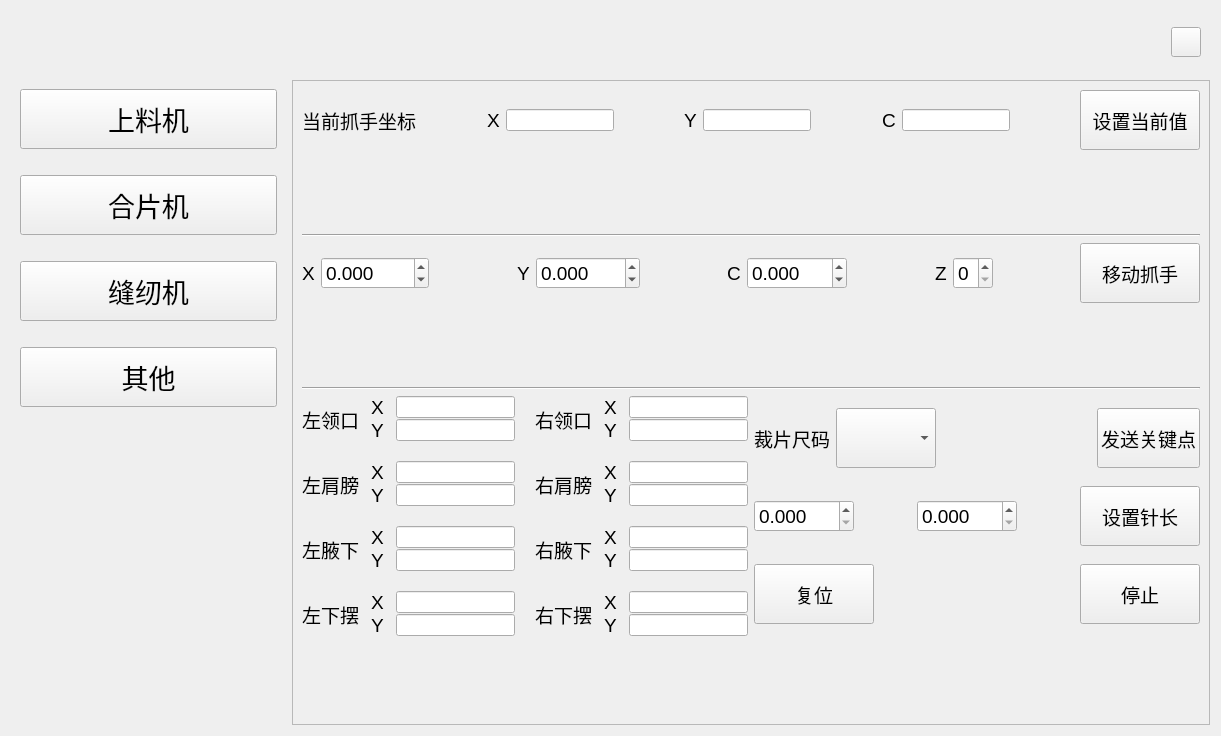
Qt form ui/developer_widget.ui (Mrjiong-ff/syt_hmi) before a commit.
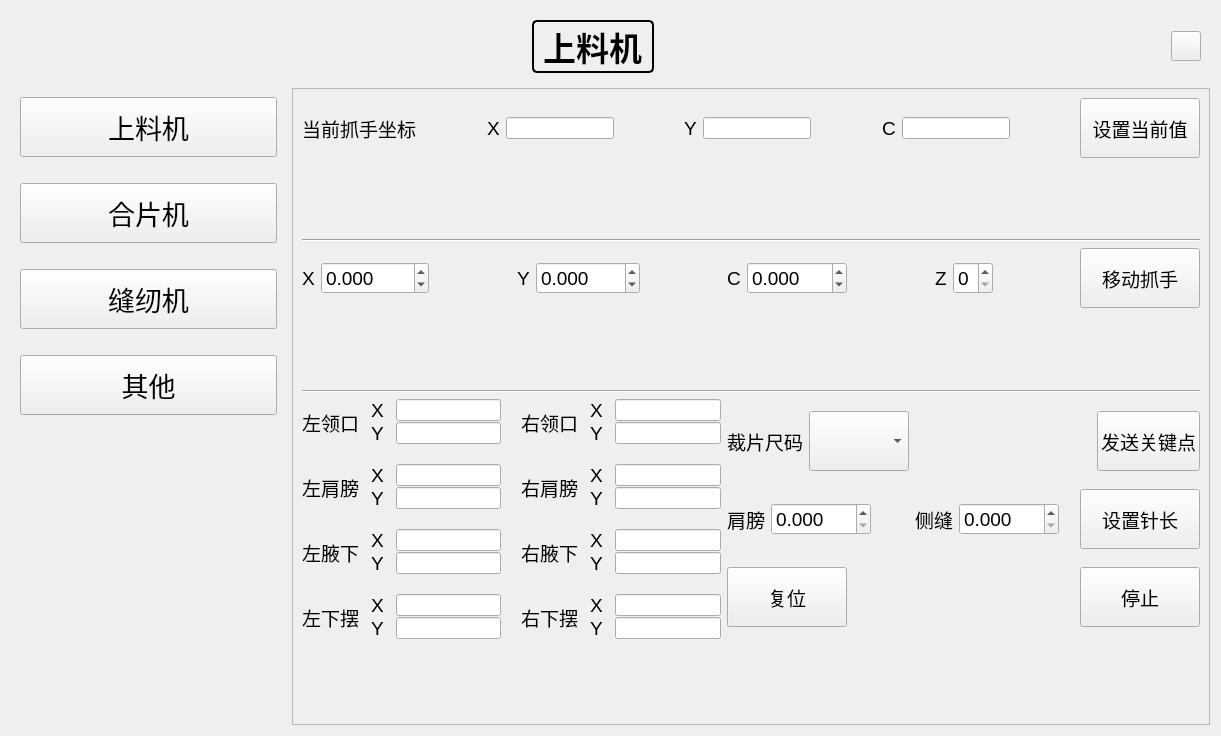
The same form after that commit. The open tabs and pages were chosen to show the change. Custom widgets are drawn as their Qt base class.

Commit message: fix:修复绘图问题

Patch:
```diff
--- a/ui/developer_widget.ui
+++ b/ui/developer_widget.ui
@@ -42,8 +42,17 @@
             <bold>true</bold>
            </font>
           </property>
+          <property name="styleSheet">
+           <string notr="true">QLabel{
+   border: 2px solid;
+  border-radius: 5px;
+}</string>
+          </property>
+          <property name="frameShape">
+           <enum>QFrame::NoFrame</enum>
+          </property>
           <property name="text">
-           <string/>
+           <string>上料机</string>
           </property>
          </widget>
         </item>
@@ -3602,6 +3611,18 @@
              </item>
              <item>
               <layout class="QHBoxLayout" name="horizontalLayout_26">
+               <item>
+                <widget class="QLabel" name="label_74">
+                 <property name="font">
+                  <font>
+                   <pointsize>14</pointsize>
+                  </font>
+                 </property>
+                 <property name="text">
+                  <string>肩膀</string>
+                 </property>
+                </widget>
+               </item>
                <item>
                 <widget class="QDoubleSpinBox" name="shoulder_length_spin_box">
                  <property name="minimumSize">
@@ -3633,6 +3654,18 @@
                  </property>
                 </spacer>
                </item>
+               <item>
+                <widget class="QLabel" name="label_76">
+                 <property name="font">
+                  <font>
+                   <pointsize>14</pointsize>
+                  </font>
+                 </property>
+                 <property name="text">
+                  <string>侧缝</string>
+                 </property>
+                </widget>
+               </item>
                <item>
                 <widget class="QDoubleSpinBox" name="side_length_spin_box">
                  <property name="minimumSize">
```
The commit also changes 1 other file.
